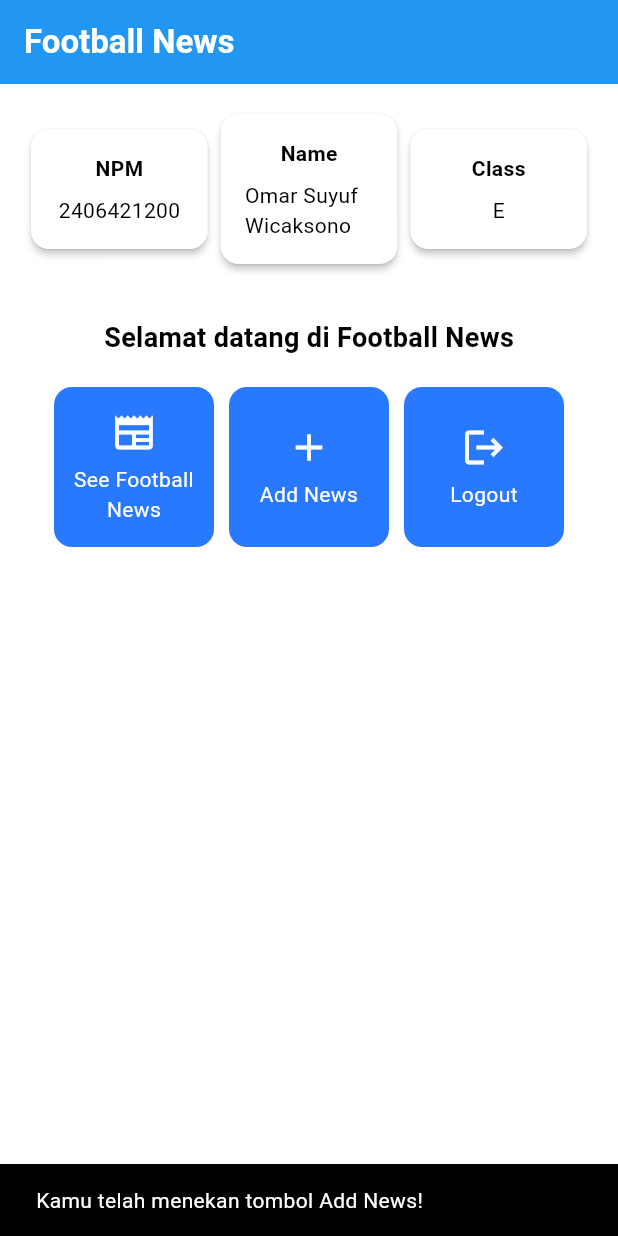
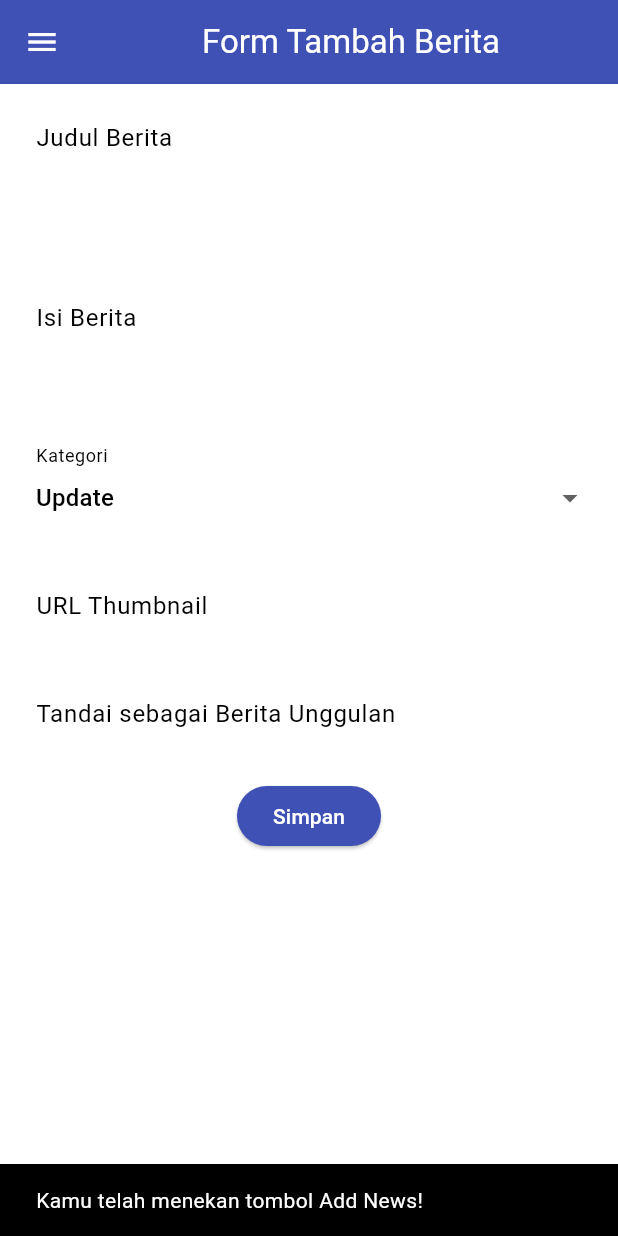
Before and after one commit to omarsuyuf/football-news-mobile, a Flutter app: the screen it shows after launch, after a tap on "Add News", on a phone screen of 412 x 824 dp. Run offline on Flutter 3.47's test engine with Material 3 defaults, Android fonts, the phone set to English and light mode, and no system bars.

Commit message:
Tutorial 7 Selesai

```diff
--- a/lib/main.dart
+++ b/lib/main.dart
@@ -1,5 +1,6 @@
 import 'package:flutter/material.dart';
-import 'package:football_news/menu.dart';
+import 'package:football_news/screens/menu.dart';
+
 
 void main() {
   runApp(const MyApp());
--- a/lib/menu.dart
+++ b/lib/screens/menu.dart
@@ -1,6 +1,6 @@
 import 'package:flutter/material.dart';
-
-
+import 'package:football_news/widgets/left_drawer.dart';
+import 'package:football_news/screens/newslist_form.dart';
 
 class MyHomePage extends StatelessWidget {
   MyHomePage({super.key});
@@ -17,11 +17,8 @@ class MyHomePage extends StatelessWidget {
 
   @override
   Widget build(BuildContext context) {
-    // Scaffold menyediakan struktur dasar halaman dengan AppBar dan body.
     return Scaffold(
-      // AppBar adalah bagian atas halaman yang menampilkan judul.
       appBar: AppBar(
-        // Judul aplikasi "Football News" dengan teks putih dan tebal.
         title: const Text(
           'Football News',
           style: TextStyle(
@@ -29,17 +26,14 @@ class MyHomePage extends StatelessWidget {
             fontWeight: FontWeight.bold,
           ),
         ),
-        // Warna latar belakang AppBar diambil dari skema warna tema aplikasi.
         backgroundColor: Theme.of(context).colorScheme.primary,
       ),
-      // Body halaman dengan padding di sekelilingnya.
+      drawer: const LeftDrawer(),
       body: Padding(
         padding: const EdgeInsets.all(16.0),
-        // Menyusun widget secara vertikal dalam sebuah kolom.
         child: Column(
           crossAxisAlignment: CrossAxisAlignment.center,
           children: [
-            // Row untuk menampilkan 3 InfoCard secara horizontal.
             Row(
               mainAxisAlignment: MainAxisAlignment.spaceEvenly,
               children: [
@@ -48,17 +42,10 @@ class MyHomePage extends StatelessWidget {
                 InfoCard(title: 'Class', content: kelas),
               ],
             ),
-
-            // Memberikan jarak vertikal 16 unit.
             const SizedBox(height: 16.0),
-
-            // Menempatkan widget berikutnya di tengah halaman.
             Center(
               child: Column(
-                // Menyusun teks dan grid item secara vertikal.
-
                 children: [
-                  // Menampilkan teks sambutan dengan gaya tebal dan ukuran 18.
                   const Padding(
                     padding: EdgeInsets.only(top: 16.0),
                     child: Text(
@@ -69,18 +56,13 @@ class MyHomePage extends StatelessWidget {
                       ),
                     ),
                   ),
-
-                  // Grid untuk menampilkan ItemCard dalam bentuk grid 3 kolom.
                   GridView.count(
-                    primary: true,
+                    primary: false,
                     padding: const EdgeInsets.all(20),
                     crossAxisSpacing: 10,
                     mainAxisSpacing: 10,
                     crossAxisCount: 3,
-                    // Agar grid menyesuaikan tinggi kontennya.
                     shrinkWrap: true,
-
-                    // Menampilkan ItemCard untuk setiap item dalam list items.
                     children: items.map((ItemHomepage item) {
                       return ItemCard(item);
                     }).toList(),
@@ -96,23 +78,18 @@ class MyHomePage extends StatelessWidget {
 }
 
 class InfoCard extends StatelessWidget {
-  // Kartu informasi yang menampilkan title dan content.
-
-  final String title;  // Judul kartu.
-  final String content;  // Isi kartu.
+  final String title;
+  final String content;
 
   const InfoCard({super.key, required this.title, required this.content});
 
   @override
   Widget build(BuildContext context) {
     return Card(
-      // Membuat kotak kartu dengan bayangan dibawahnya.
       elevation: 2.0,
       child: Container(
-        // Mengatur ukuran dan jarak di dalam kartu.
-        width: MediaQuery.of(context).size.width / 3.5, // menyesuaikan dengan lebar device yang digunakan.
+        width: MediaQuery.of(context).size.width / 3.5,
         padding: const EdgeInsets.all(16.0),
-        // Menyusun title dan content secara vertikal.
         child: Column(
           children: [
             Text(
@@ -128,7 +105,6 @@ class InfoCard extends StatelessWidget {
   }
 }
 
-
 class ItemHomepage {
   final String name;
   final IconData icon;
@@ -136,10 +112,7 @@ class ItemHomepage {
   ItemHomepage(this.name, this.icon);
 }
 
-
 class ItemCard extends StatelessWidget {
-  // Menampilkan kartu dengan ikon dan nama.
-
   final ItemHomepage item;
 
   const ItemCard(this.item, {super.key});
@@ -147,27 +120,30 @@ class ItemCard extends StatelessWidget {
   @override
   Widget build(BuildContext context) {
     return Material(
-      // Menentukan warna latar belakang dari tema aplikasi.
       color: Theme.of(context).colorScheme.secondary,
-      // Membuat sudut kartu melengkung.
       borderRadius: BorderRadius.circular(12),
-
       child: InkWell(
-        // Aksi ketika kartu ditekan.
         onTap: () {
-          // Menampilkan pesan SnackBar saat kartu ditekan.
           ScaffoldMessenger.of(context)
             ..hideCurrentSnackBar()
             ..showSnackBar(
-              SnackBar(content: Text("Kamu telah menekan tombol ${item.name}!"))
+              SnackBar(
+                content: Text("Kamu telah menekan tombol ${item.name}!"),
+              ),
             );
+
+          // Navigate ke route yang sesuai
+          if (item.name == "Add News") {
+            Navigator.push(
+              context,
+              MaterialPageRoute(builder: (context) => const NewsFormPage()),
+            );
+          }
         },
-        // Container untuk menyimpan Icon dan Text
         child: Container(
           padding: const EdgeInsets.all(8),
           child: Center(
             child: Column(
-              // Menyusun ikon dan teks di tengah kartu.
               mainAxisAlignment: MainAxisAlignment.center,
               children: [
                 Icon(
@@ -188,5 +164,4 @@ class ItemCard extends StatelessWidget {
       ),
     );
   }
-
 }
--- /dev/null
+++ b/lib/screens/newslist_form.dart
@@ -0,0 +1,211 @@
+import 'package:flutter/material.dart';
+import 'package:football_news/widgets/left_drawer.dart';
+
+class NewsFormPage extends StatefulWidget {
+  const NewsFormPage({super.key});
+
+  @override
+  State<NewsFormPage> createState() => _NewsFormPageState();
+}
+
+class _NewsFormPageState extends State<NewsFormPage> {
+  final _formKey = GlobalKey<FormState>();
+  String _title = "";
+  String _content = "";
+  String _category = "update"; // default
+  String _thumbnail = "";
+  bool _isFeatured = false; // default
+
+  final List<String> _categories = [
+    'transfer',
+    'update',
+    'exclusive',
+    'match',
+    'rumor',
+    'analysis',
+  ];
+
+  @override
+  Widget build(BuildContext context) {
+    return Scaffold(
+      appBar: AppBar(
+        title: const Center(
+          child: Text('Form Tambah Berita'),
+        ),
+        backgroundColor: Colors.indigo,
+        foregroundColor: Colors.white,
+      ),
+      drawer: const LeftDrawer(),
+      body: Form(
+        key: _formKey,
+        child: SingleChildScrollView(
+          child: Column(
+            crossAxisAlignment: CrossAxisAlignment.start,
+            children: [
+              // === Title ===
+              Padding(
+                padding: const EdgeInsets.all(8.0),
+                child: TextFormField(
+                  decoration: InputDecoration(
+                    hintText: "Judul Berita",
+                    labelText: "Judul Berita",
+                    border: OutlineInputBorder(
+                      borderRadius: BorderRadius.circular(5.0),
+                    ),
+                  ),
+                  onChanged: (String? value) {
+                    setState(() {
+                      _title = value!;
+                    });
+                  },
+                  validator: (String? value) {
+                    if (value == null || value.isEmpty) {
+                      return "Judul berita tidak boleh kosong!";
+                    }
+                    return null;
+                  },
+                ),
+              ),
+
+              // === Content ===
+              Padding(
+                padding: const EdgeInsets.all(8.0),
+                child: TextFormField(
+                  maxLines: 5,
+                  decoration: InputDecoration(
+                    hintText: "Isi Berita",
+                    labelText: "Isi Berita",
+                    border: OutlineInputBorder(
+                      borderRadius: BorderRadius.circular(5.0),
+                    ),
+                  ),
+                  onChanged: (String? value) {
+                    setState(() {
+                      _content = value!;
+                    });
+                  },
+                  validator: (String? value) {
+                    if (value == null || value.isEmpty) {
+                      return "Isi berita tidak boleh kosong!";
+                    }
+                    return null;
+                  },
+                ),
+              ),
+
+              // === Category ===
+              Padding(
+                padding: const EdgeInsets.all(8.0),
+                child: DropdownButtonFormField<String>(
+                  decoration: InputDecoration(
+                    labelText: "Kategori",
+                    border: OutlineInputBorder(
+                      borderRadius: BorderRadius.circular(5.0),
+                    ),
+                  ),
+                  value: _category,
+                  items: _categories
+                      .map((cat) => DropdownMenuItem(
+                            value: cat,
+                            child: Text(cat[0].toUpperCase() + cat.substring(1)),
+                          ))
+                      .toList(),
+                  onChanged: (String? newValue) {
+                    setState(() {
+                      _category = newValue!;
+                    });
+                  },
+                ),
+              ),
+
+              // === Thumbnail URL ===
+              Padding(
+                padding: const EdgeInsets.all(8.0),
+                child: TextFormField(
+                  decoration: InputDecoration(
+                    hintText: "URL Thumbnail (opsional)",
+                    labelText: "URL Thumbnail",
+                    border: OutlineInputBorder(
+                      borderRadius: BorderRadius.circular(5.0),
+                    ),
+                  ),
+                  onChanged: (String? value) {
+                    setState(() {
+                      _thumbnail = value!;
+                    });
+                  },
+                ),
+              ),
+
+              // === Is Featured ===
+              Padding(
+                padding: const EdgeInsets.all(8.0),
+                child: SwitchListTile(
+                  title: const Text("Tandai sebagai Berita Unggulan"),
+                  value: _isFeatured,
+                  onChanged: (bool value) {
+                    setState(() {
+                      _isFeatured = value;
+                    });
+                  },
+                ),
+              ),
+
+              // === Tombol Simpan ===
+              Align(
+                alignment: Alignment.bottomCenter,
+                child: Padding(
+                  padding: const EdgeInsets.all(8.0),
+                  child: ElevatedButton(
+                    style: ButtonStyle(
+                      backgroundColor:
+                          MaterialStateProperty.all(Colors.indigo),
+                    ),
+                    onPressed: () {
+                      if (_formKey.currentState!.validate()) {
+                        showDialog(
+                          context: context,
+                          builder: (context) {
+                            return AlertDialog(
+                              title: const Text('Berita berhasil disimpan!'),
+                              content: SingleChildScrollView(
+                                child: Column(
+                                  crossAxisAlignment: CrossAxisAlignment.start,
+                                  children: [
+                                    Text('Judul: $_title'),
+                                    Text('Isi: $_content'),
+                                    Text('Kategori: $_category'),
+                                    Text('Thumbnail: $_thumbnail'),
+                                    Text(
+                                        'Unggulan: ${_isFeatured ? "Ya" : "Tidak"}'),
+                                  ],
+                                ),
+                              ),
+                              actions: [
+                                TextButton(
+                                  child: const Text('OK'),
+                                  onPressed: () {
+                                    Navigator.pop(context);
+                                  },
+                                ),
+                              ],
+                            );
+                          },
+                        );
+                        _formKey.currentState!.reset();
+                      }
+                    },
+                    child: const Text(
+                      "Simpan",
+                      style: TextStyle(color: Colors.white),
+                    ),
+                  ),
+                ),
+              ),
+            ],
+          ),
+        ),
+      ),
+    );
+  }
+}
--- /dev/null
+++ b/lib/widgets/left_drawer.dart
@@ -0,0 +1,75 @@
+import 'package:flutter/material.dart';
+import 'package:football_news/screens/menu.dart';
+import 'package:football_news/screens/newslist_form.dart';
+
+class LeftDrawer extends StatelessWidget {
+  const LeftDrawer({super.key});
+
+  @override
+  Widget build(BuildContext context) {
+    return Drawer(
+      child: ListView(
+        children: [
+          const DrawerHeader(
+            decoration: BoxDecoration(
+              color: Colors.blue,
+            ),
+            child: Column(
+              children: [
+                Text(
+                  'Football News',
+                  textAlign: TextAlign.center,
+                  style: TextStyle(
+                    fontSize: 30,
+                    fontWeight: FontWeight.bold,
+                    color: Colors.white,
+                  ),
+                ),
+                Padding(padding: EdgeInsets.all(10)),
+                Text(
+                  "Seluruh berita sepak bola terkini di sini!",
+                  textAlign: TextAlign.center,
+                  style: TextStyle(
+                    fontSize: 15,
+                    color: Colors.white,
+                    fontWeight: FontWeight.normal,
+                  ),
+                ),
+              ],
+            ),
+          ),
+          ListTile(
+            leading: const Icon(Icons.home_outlined),
+            title: const Text('Home'),
+            // Bagian redirection ke MyHomePage
+            onTap: () {
+              Navigator.pushReplacement(
+                context,
+                MaterialPageRoute(
+                  builder: (context) => MyHomePage(),
+                ),
+              );
+            },
+          ),
+          ListTile(
+            leading: const Icon(Icons.post_add),
+            title: const Text('Add News'),
+            // Bagian redirection ke NewsFormPage
+            onTap: () {
+              /*
+              TODO: Buatlah routing ke NewsFormPage di sini,
+              setelah halaman NewsFormPage sudah dibuat.
+              */
+              Navigator.pushReplacement(
+                context,
+                MaterialPageRoute(
+                  builder: (context) => const NewsFormPage(),
+                ),
+              );
+            },
+          ),
+        ],
+      ),
+    );
+  }
+}
```
Also changed, not shown: form_sample/analysis_options.yaml (added, +28 -0 lines), form_sample/lib/main.dart (added, +64 -0 lines), form_sample/pubspec.yaml (added, +89 -0 lines), lib/widgets/news_card.dart (added, +50 -0 lines), form_sample/pubspec.lock (added), 124 other files. Lines whose indentation alone changed are shown as unchanged.
